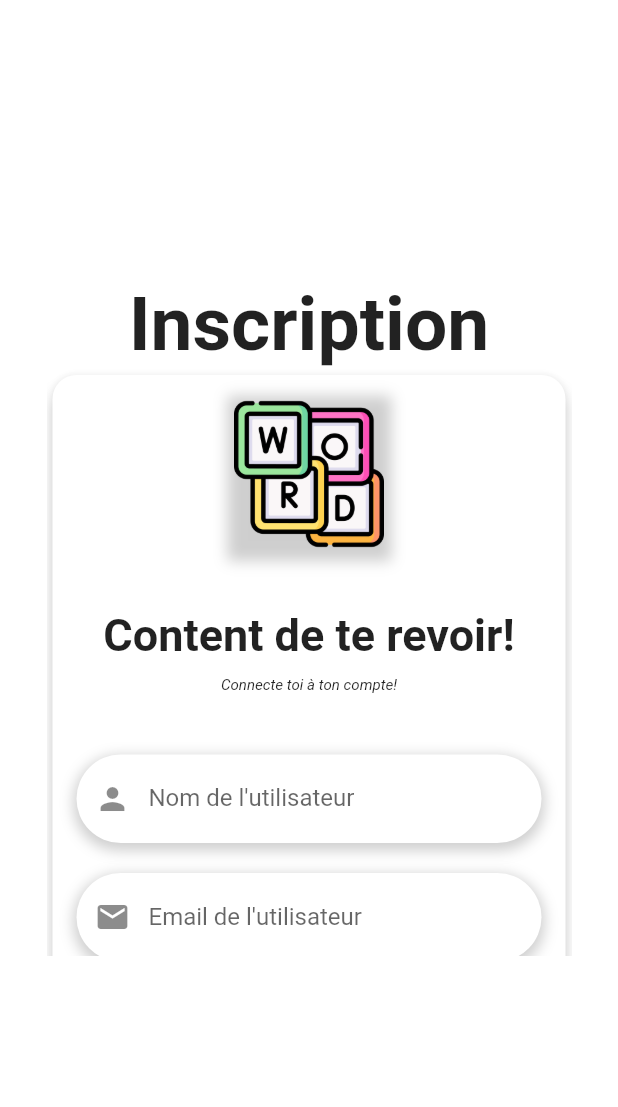
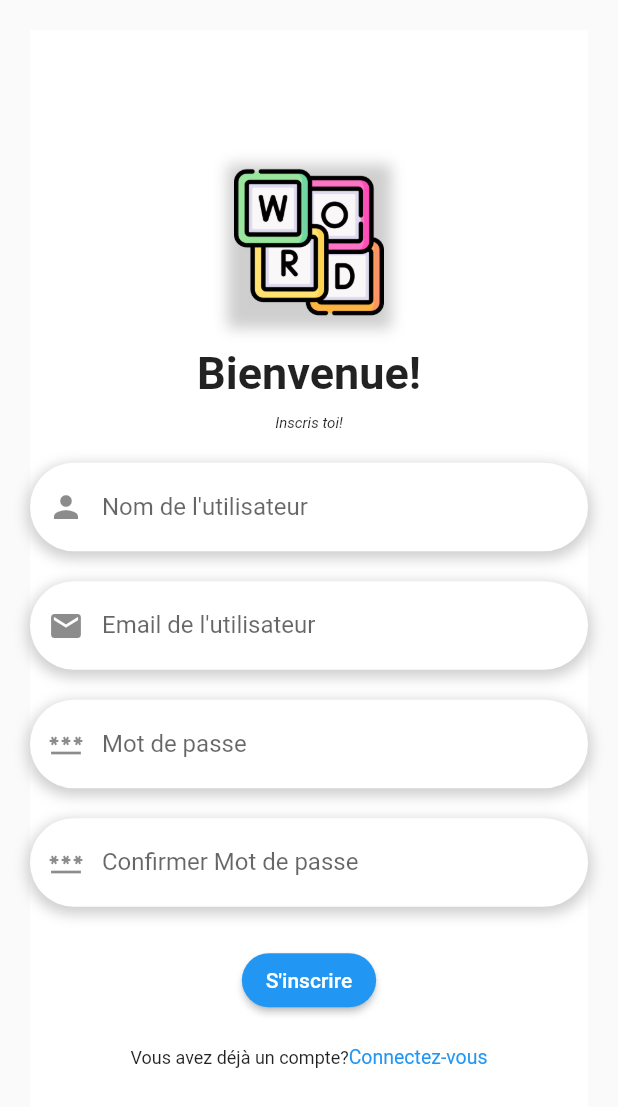
Before and after one commit to CyrilleValentin/WordDetective_Flutter, a Flutter app: the RegistrationScreen screen opened directly, on a phone screen of 412 x 824 dp. Shown: the top 1107 px of the screen. Run offline on Flutter 3.47's test engine with Material 2 defaults, Android fonts, the phone set to English and light mode, and no system bars; our stand-ins replace flutter_boxicons, shared_preferences, vibration; missing offline and left inert: onboarding; accounts and stored records are empty.

Commit message:
update login and register pages

```diff
--- a/lib/authentification/register.dart
+++ b/lib/authentification/register.dart
@@ -31,7 +31,7 @@ class RegistrationScreen extends StatefulWidget {
 
 class _RegistrationScreenState extends State<RegistrationScreen> {
   final GlobalKey<FormState> _formKey = GlobalKey<FormState>();
-  final pref=Preferences.pref;
+  final pref = Preferences.pref;
   String _email = '';
   String _name = '';
   String _password = '';
@@ -45,35 +45,14 @@ class _RegistrationScreenState extends State<RegistrationScreen> {
   Widget build(BuildContext context) {
     return Scaffold(
       body: SafeArea(
+        child: Padding(
+          padding: const EdgeInsets.all(20.0),
           child: Container(
             height: double.infinity,
             color: Colors.white,
             child: Center(
-            child: SizedBox(
-              width: 350,
-              height: 450,
               child: SingleChildScrollView(
-                child: Column(
-                  children: [
-                    const Text(
-                      "Inscription",
-                      style: TextStyle(
-                        fontWeight: FontWeight.bold,
-                        fontSize: 50,
-                      ),
-                    ),
-                    Card(
-                      elevation: 5,
-                      // color: const Color(0xFFD46F4D),
-                      shape: RoundedRectangleBorder(
-                          borderRadius: BorderRadius.circular(16)),
-                      child: Padding(
-                        padding: const EdgeInsets.all(16.0),
                 child: buildForm(),
-                      ),
-                    ),
-                  ],
-                ),
               ),
             ),
           ),
@@ -85,19 +64,18 @@ class _RegistrationScreenState extends State<RegistrationScreen> {
   Widget buildForm() {
     return Form(
       key: _formKey,
-      child:  Column(
+      child: Column(
         mainAxisAlignment: MainAxisAlignment.center,
         children: <Widget>[
           Container(
-            margin: const EdgeInsets.only(
-                bottom: 20), // Ajuste l'espace autour du logo
+            margin: const EdgeInsets.only(bottom: 10),
             decoration: BoxDecoration(
               boxShadow: [
                 BoxShadow(
-                  color: Colors.grey.withOpacity(0.5), // Couleur de l'ombre
-                  spreadRadius: 5, // Rayon de dispersion
-                  blurRadius: 7, // Flou
-                  offset: const Offset(0, 3), // Décalage de l'ombre
+                  color: Colors.grey.withOpacity(0.5),
+                  spreadRadius: 5,
+                  blurRadius: 7,
+                  offset: const Offset(0, 3),
                 ),
               ],
             ),
@@ -106,18 +84,18 @@ class _RegistrationScreenState extends State<RegistrationScreen> {
 
           // Logo
 
-          const SizedBox(height: 20),
+          const SizedBox(height: 10),
           // Texte
           const Text(
-            motLogin,
+            motRegister,
             style: TextStyle(fontSize: 30, fontWeight: FontWeight.bold),
           ),
           const SizedBox(height: 10),
           const Text(
-            motLogin2,
+            motRegister2,
             style: TextStyle(fontSize: 10, fontStyle: FontStyle.italic),
           ),
-          const SizedBox(height: 40),
+          const SizedBox(height: 20),
           Container(
             decoration: BoxDecoration(
               color: Colors.white,
@@ -278,11 +256,11 @@ class _RegistrationScreenState extends State<RegistrationScreen> {
             ),
           ),
 
-          const SizedBox(height: 40),
+          const SizedBox(height: 25),
           // Bouton de connexion
           ElevatedButton(
             // ignore: sort_child_properties_last
-            child: const  Text("S'inscrire"),
+            child: const Text("S'inscrire"),
             onPressed: () {
               _submitForm();
             },
@@ -298,12 +276,13 @@ class _RegistrationScreenState extends State<RegistrationScreen> {
           Row(
             mainAxisAlignment: MainAxisAlignment.center,
             children: [
-              const Text(loginStr,
+              const Text(
+                loginStr,
                 style: TextStyle(fontSize: 12),
               ),
               GestureDetector(
                 onTap: () {
-                  navigator(context,  const LoginScreen());
+                  navigator(context, const LoginScreen());
                 },
                 child: const Text(
                   loginBtn,
@@ -333,6 +312,4 @@ class _RegistrationScreenState extends State<RegistrationScreen> {
       }
     }
   }
-
-
 }
--- a/lib/pages/constants/strings.dart
+++ b/lib/pages/constants/strings.dart
@@ -12,6 +12,8 @@ const String loginBtn =  "Connectez-vous";
 const String registerStr =  "Vous n'avez pas de compte?";
 const String registerBtn =  "Inscrivez vous";
 const String motLogin =  "Content de te revoir!";
+const String motRegister =  "Bienvenue!";
+const String motRegister2 =  "Inscris toi!";
 const String motLogin2 =  "Connecte toi à ton compte!";
 //adresse ip
 const String ip="word-detectiveapp.0xzales.com";
```
Lines whose indentation alone changed are shown as unchanged.
